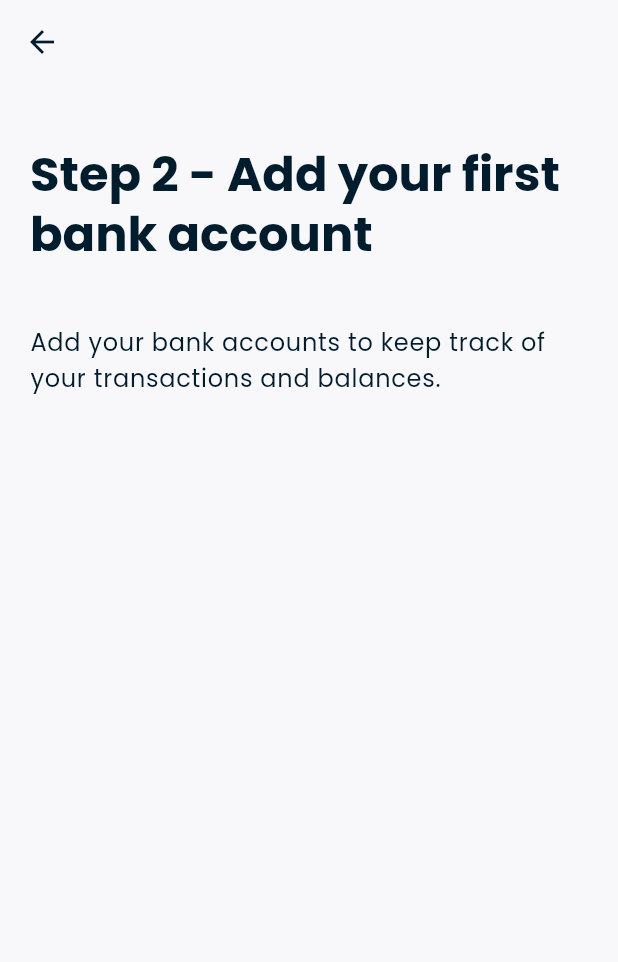
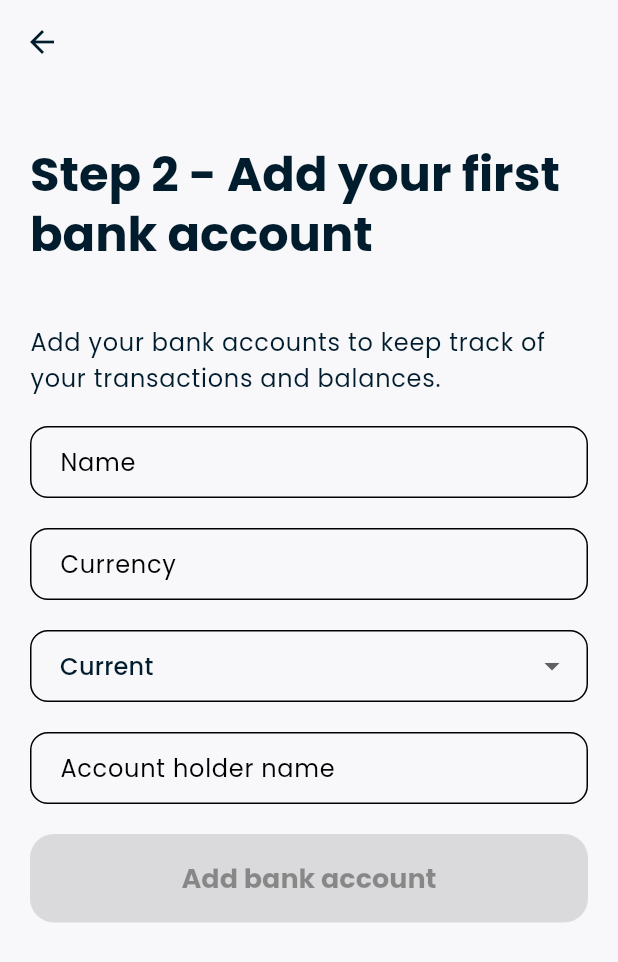
Before and after one commit to henriquezanfa/our_budget, a Flutter app: the CreateBankAccountsPage screen opened by its route, on a phone screen of 412 x 824 dp. Shown: the top 962 px of the screen. Run offline on Flutter 3.47's test engine with Material 3 defaults, Android fonts, the light colour scheme and no system bars; our stand-ins replace bloc, cloud_firestore, firebase_auth, firebase_core, flutter_bloc, fpdart and 5 more; accounts and stored records are empty; generated files the repository leaves out were written again.

Commit message:
feat: add onboarding functionality with state management and routing; implement anonymous sign-in

```diff
--- a/packages/app/lib/app/routes/ob_routes.dart
+++ b/packages/app/lib/app/routes/ob_routes.dart
@@ -18,4 +18,6 @@ class OBRoutes {
   static const String intro = '/intro';
   static const String createSpace = 'create-space';
   static const String createBankAccounts = 'create-bank-accounts';
+  static const String createCategories = 'create-categories';
+  static const String loading = 'loading';
 }
--- a/packages/app/lib/features/auth/data/auth_repository.dart
+++ b/packages/app/lib/features/auth/data/auth_repository.dart
@@ -19,4 +19,9 @@ class AuthRepository {
 
     return credentials.user!.uid;
   }
+
+  Future<UserId> signInAnonymously() async {
+    final credentials = await _auth.signInAnonymously();
+    return credentials.user!.uid;
+  }
 }
--- /dev/null
+++ b/packages/app/lib/features/onboarding/data/repository/onboarding_repository.dart
@@ -0,0 +1,68 @@
+import 'package:ob/features/auth/data/auth_repository.dart';
+import 'package:ob/features/bank_accounts/data/dto/bank_account_creation_dto.dart';
+import 'package:ob/features/bank_accounts/data/repository/bank_account_repository.dart';
+import 'package:ob/features/bank_accounts/domain/enum/account_type_enum.dart';
+import 'package:ob/features/categories/data/dto/transaction_category_dto.dart';
+import 'package:ob/features/categories/data/repositories/categories_repository.dart';
+import 'package:ob/features/space/data/space_repository.dart';
+
+class OnboardingRepository {
+  OnboardingRepository({
+    required SpaceRepository spaceRepository,
+    required BankAccountRepository bankAccountRepository,
+    required CategoriesRepository categoriesRepository,
+    required AuthRepository authRepository,
+  })  : _spaceRepository = spaceRepository,
+        _bankAccountRepository = bankAccountRepository,
+        _categoriesRepository = categoriesRepository,
+        _authRepository = authRepository;
+
+  final SpaceRepository _spaceRepository;
+  final BankAccountRepository _bankAccountRepository;
+  final CategoriesRepository _categoriesRepository;
+  final AuthRepository _authRepository;
+
+  Future<void> setupAccount({
+    // space data
+    required String spaceName,
+    // bank account data
+    required String accountName,
+    required String currency,
+    required AccountTypeEnum accountType,
+    required String accountHolderName,
+    // category data
+    required List<String> categories,
+  }) async {
+    final userId = await _authRepository.signInAnonymously();
+
+    await _spaceRepository.createSpace(userId, name: spaceName);
+
+    try {
+      await _bankAccountRepository.addBankAccount(
+        BankAccountCreationDto(
+          name: accountName,
+          currency: currency,
+          accountType: accountType,
+          accountHolderName: accountHolderName,
+        ),
+      );
+    } catch (e) {
+      print(e);
+    }
+
+    try {
+      await Future.wait(
+        categories.map((category) {
+          return _categoriesRepository.addCategory(
+            TransactionCategoryDto(
+              description: category,
+              icon: '',
+            ),
+          );
+        }),
+      );
+    } catch (e) {
+      print(e);
+    }
+  }
+}
--- a/packages/app/lib/features/onboarding/presentation/create_bank_accounts_page.dart
+++ /dev/null
@@ -1,55 +0,0 @@
-import 'package:flutter/material.dart';
-
-class CreateBankAccountsPage extends StatefulWidget {
-  const CreateBankAccountsPage({super.key});
-
-  @override
-  State<CreateBankAccountsPage> createState() => _CreateBankAccountsPageState();
-}
-
-class _CreateBankAccountsPageState extends State<CreateBankAccountsPage> {
-  //   required this.name,
-  // required this.currency,
-  // required this.accountType,
-  // required this.accountHolderName,
-
-  late final TextEditingController _nameController;
-  late final TextEditingController _currencyController;
-  late final TextEditingController _accountTypeController;
-  late final TextEditingController _accountHolderNameController;
-
-  late final FocusNode _nameFocusNode;
-
-  @override
-  Widget build(BuildContext context) {
-    final theme = Theme.of(context);
-    return Scaffold(
-      appBar: AppBar(),
-      body: Padding(
-        padding: const EdgeInsets.all(20),
-        child: Column(
-          children: [
-            Align(
-              alignment: Alignment.centerLeft,
-              child: Padding(
-                padding: const EdgeInsets.symmetric(vertical: 20),
-                child: Text(
-                  'Step 2 - Add your first bank account',
-                  style: theme.textTheme.headlineLarge!.copyWith(
-                    fontWeight: FontWeight.bold,
-                  ),
-                ),
-              ),
-            ),
-            const SizedBox(height: 20),
-            Text(
-              'Add your bank accounts to keep track of your transactions and balances.',
-              style: theme.textTheme.bodyLarge,
-            ),
-            const SizedBox(height: 20),
-          ],
-        ),
-      ),
-    );
-  }
-}
--- /dev/null
+++ b/packages/app/lib/features/onboarding/presentation/cubit/onboarding_cubit.dart
@@ -0,0 +1,41 @@
+import 'package:bloc/bloc.dart';
+import 'package:meta/meta.dart';
+import 'package:ob/features/bank_accounts/domain/enum/account_type_enum.dart';
+import 'package:ob/features/onboarding/data/repository/onboarding_repository.dart';
+
+part 'onboarding_state.dart';
+
+class OnboardingCubit extends Cubit<OnboardingState> {
+  OnboardingCubit(this._repository) : super(const OnboardingState());
+
+  final OnboardingRepository _repository;
+
+  void setSpaceName(String spaceName) {
+    emit(state.copyWith(spaceName: spaceName));
+  }
+
+  void addCategory(String category) {
+    final updatedCategories = List<String>.from(state.categories)
+      ..add(category);
+    emit(state.copyWith(categories: updatedCategories));
+  }
+
+  void addBankAccount(BankAccount bankAccount) {
+    emit(state.copyWith(bankAccounts: bankAccount));
+  }
+
+  Future<void> saveData() async {
+    try {
+      await _repository.setupAccount(
+        spaceName: state.spaceName,
+        accountName: state.bankAccounts!.name,
+        currency: state.bankAccounts!.currency,
+        accountType: state.bankAccounts!.accountType,
+        accountHolderName: state.bankAccounts!.accountHolderName,
+        categories: state.categories,
+      );
+    } catch (e) {
+      print(e);
+    }
+  }
+}
--- /dev/null
+++ b/packages/app/lib/features/onboarding/presentation/cubit/onboarding_state.dart
@@ -0,0 +1,38 @@
+part of 'onboarding_cubit.dart';
+
+@immutable
+class OnboardingState {
+  const OnboardingState({
+    this.spaceName = '',
+    this.categories = const [],
+    this.bankAccounts,
+  });
+  final String spaceName;
+  final List<String> categories;
+  final BankAccount? bankAccounts;
+
+  OnboardingState copyWith({
+    String? spaceName,
+    List<String>? categories,
+    BankAccount? bankAccounts,
+  }) {
+    return OnboardingState(
+      spaceName: spaceName ?? this.spaceName,
+      categories: categories ?? this.categories,
+      bankAccounts: bankAccounts ?? this.bankAccounts,
+    );
+  }
+}
+
+class BankAccount {
+  BankAccount({
+    required this.name,
+    required this.currency,
+    required this.accountType,
+    required this.accountHolderName,
+  });
+  final String name;
+  final String currency;
+  final AccountTypeEnum accountType;
+  final String accountHolderName;
+}
--- /dev/null
+++ b/packages/app/lib/features/onboarding/presentation/ui/create_bank_accounts_page.dart
@@ -0,0 +1,159 @@
+import 'package:flutter/material.dart';
+import 'package:flutter_bloc/flutter_bloc.dart';
+import 'package:go_router/go_router.dart';
+import 'package:ob/app/routes/ob_routes.dart';
+import 'package:ob/features/bank_accounts/domain/enum/account_type_enum.dart';
+import 'package:ob/features/onboarding/presentation/cubit/onboarding_cubit.dart';
+
+class CreateBankAccountsPage extends StatefulWidget {
+  const CreateBankAccountsPage({super.key});
+
+  @override
+  State<CreateBankAccountsPage> createState() => _CreateBankAccountsPageState();
+}
+
+class _CreateBankAccountsPageState extends State<CreateBankAccountsPage> {
+  late final TextEditingController _nameController;
+  late final TextEditingController _currencyController;
+  AccountTypeEnum _accountType = AccountTypeEnum.current;
+  late final TextEditingController _accountHolderNameController;
+
+  late final FocusNode _nameFocusNode;
+
+  @override
+  void initState() {
+    super.initState();
+    _nameController = TextEditingController();
+    _currencyController = TextEditingController();
+    _accountHolderNameController = TextEditingController();
+
+    _nameController.addListener(() {
+      setState(() {});
+    });
+
+    _currencyController.addListener(() {
+      setState(() {});
+    });
+
+    _accountHolderNameController.addListener(() {
+      setState(() {});
+    });
+
+    _nameFocusNode = FocusNode();
+  }
+
+  bool get _isFormValid =>
+      _nameController.text.isNotEmpty &&
+      _currencyController.text.isNotEmpty &&
+      _accountHolderNameController.text.isNotEmpty;
+
+  @override
+  Widget build(BuildContext context) {
+    final theme = Theme.of(context);
+    return Scaffold(
+      appBar: AppBar(),
+      body: Padding(
+        padding: const EdgeInsets.all(20),
+        child: Column(
+          children: [
+            Align(
+              alignment: Alignment.centerLeft,
+              child: Padding(
+                padding: const EdgeInsets.symmetric(vertical: 20),
+                child: Text(
+                  'Step 2 - Add your first bank account',
+                  style: theme.textTheme.headlineLarge!.copyWith(
+                    fontWeight: FontWeight.bold,
+                  ),
+                ),
+              ),
+            ),
+            const SizedBox(height: 20),
+            Text(
+              'Add your bank accounts to keep track of your transactions and balances.',
+              style: theme.textTheme.bodyLarge,
+            ),
+            const SizedBox(height: 20),
+            Form(
+              child: Column(
+                crossAxisAlignment: CrossAxisAlignment.stretch,
+                children: [
+                  TextFormField(
+                    controller: _nameController,
+                    focusNode: _nameFocusNode,
+                    decoration: const InputDecoration(
+                      labelText: 'Name',
+                    ),
+                  ),
+                  const SizedBox(height: 20),
+                  TextFormField(
+                    controller: _currencyController,
+                    decoration: const InputDecoration(
+                      labelText: 'Currency',
+                    ),
+                  ),
+                  const SizedBox(height: 20),
+                  DropdownButtonFormField<AccountTypeEnum>(
+                    value: _accountType,
+                    hint: const Text('Account type'),
+                    onChanged: (value) {
+                      setState(() {
+                        _accountType = value ?? AccountTypeEnum.current;
+                      });
+                    },
+                    items: const [
+                      DropdownMenuItem(
+                        value: AccountTypeEnum.current,
+                        child: Text('Current'),
+                      ),
+                      DropdownMenuItem(
+                        value: AccountTypeEnum.savings,
+                        child: Text('Savings'),
+                      ),
+                      DropdownMenuItem(
+                        value: AccountTypeEnum.salary,
+                        child: Text('Salary'),
+                      ),
+                      DropdownMenuItem(
+                        value: AccountTypeEnum.other,
+                        child: Text('Other'),
+                      ),
+                    ],
+                  ),
+                  const SizedBox(height: 20),
+                  TextFormField(
+                    controller: _accountHolderNameController,
+                    decoration: const InputDecoration(
+                      labelText: 'Account holder name',
+                    ),
+                  ),
+                  const SizedBox(height: 20),
+                  ElevatedButton(
+                    onPressed: _isFormValid
+                        ? () {
+                            final bankAccount = BankAccount(
+                              name: _nameController.text,
+                              currency: _currencyController.text,
+                              accountType: _accountType,
+                              accountHolderName:
+                                  _accountHolderNameController.text,
+                            );
+                            context
+                                .read<OnboardingCubit>()
+                                .addBankAccount(bankAccount);
+                            context.push(
+                              '${OBRoutes.onboarding}/${OBRoutes.createCategories}',
+                            );
+                          }
+                        : null,
+                    child: const Text('Add bank account'),
+                  ),
+                ],
+              ),
+            ),
+          ],
+        ),
+      ),
+    );
+  }
+}
--- a/packages/app/lib/features/onboarding/presentation/onboarding_page.dart
+++ b/packages/app/lib/features/onboarding/presentation/ui/onboarding_page.dart
@@ -9,7 +9,6 @@ class OnboardingPage extends StatefulWidget {
   State<OnboardingPage> createState() => _OnboardingPageState();
 }
 
-/// one color per page with animation
 class _OnboardingPageState extends State<OnboardingPage> {
   final PageController _pageController = PageController();
 
--- a/packages/app/lib/features/space/presentation/bloc/space_bloc.dart
+++ b/packages/app/lib/features/space/presentation/bloc/space_bloc.dart
@@ -52,7 +52,11 @@ class SpaceBloc extends Bloc<SpaceEvent, SpaceState> {
   ) async {
     emit(SpaceLoading());
     try {
-      final invitations = await _spaceRepository.getInvitedSpaces(event.email);
+      if (event.email == null) {
+        emit(InvitationsLoaded(const []));
+        return;
+      }
+      final invitations = await _spaceRepository.getInvitedSpaces(event.email!);
       emit(InvitationsLoaded(invitations));
     } catch (e) {
       emit(SpaceError(e.toString()));
--- a/packages/app/lib/features/space/presentation/bloc/space_event.dart
+++ b/packages/app/lib/features/space/presentation/bloc/space_event.dart
@@ -17,7 +17,7 @@ class InviteUser extends SpaceEvent {
 
 class GetInvitations extends SpaceEvent {
   GetInvitations(this.email);
-  final String email;
+  final String? email;
 }
 
 class ReplyToInvitation extends SpaceEvent {
--- a/packages/app/lib/features/space/presentation/invitations_list.dart
+++ b/packages/app/lib/features/space/presentation/invitations_list.dart
@@ -15,7 +15,7 @@ class InvitationsList extends StatelessWidget {
       create: (context) => SpaceBloc(inject())
         ..add(
           GetInvitations(
-            FirebaseAuth.instance.currentUser!.email!,
+            FirebaseAuth.instance.currentUser!.email,
           ),
         ),
       child: const _InvitationsList(),
```
Also changed, not shown: packages/app/lib/app/routes/ob_router.dart (+17 -3 lines), packages/app/lib/app/view/app.dart (+13 -1 lines), packages/app/lib/core/di/di.dart (+10 -0 lines), packages/app/lib/features/onboarding/presentation/ui/create_categories_page.dart (added, +132 -0 lines), packages/app/lib/features/onboarding/presentation/ui/create_space_page.dart (renamed from packages/app/lib/features/onboarding/presentation/create_space_page.dart, +6 -8 lines), packages/app/lib/features/onboarding/presentation/ui/loading_page.dart (added, +58 -0 lines).
